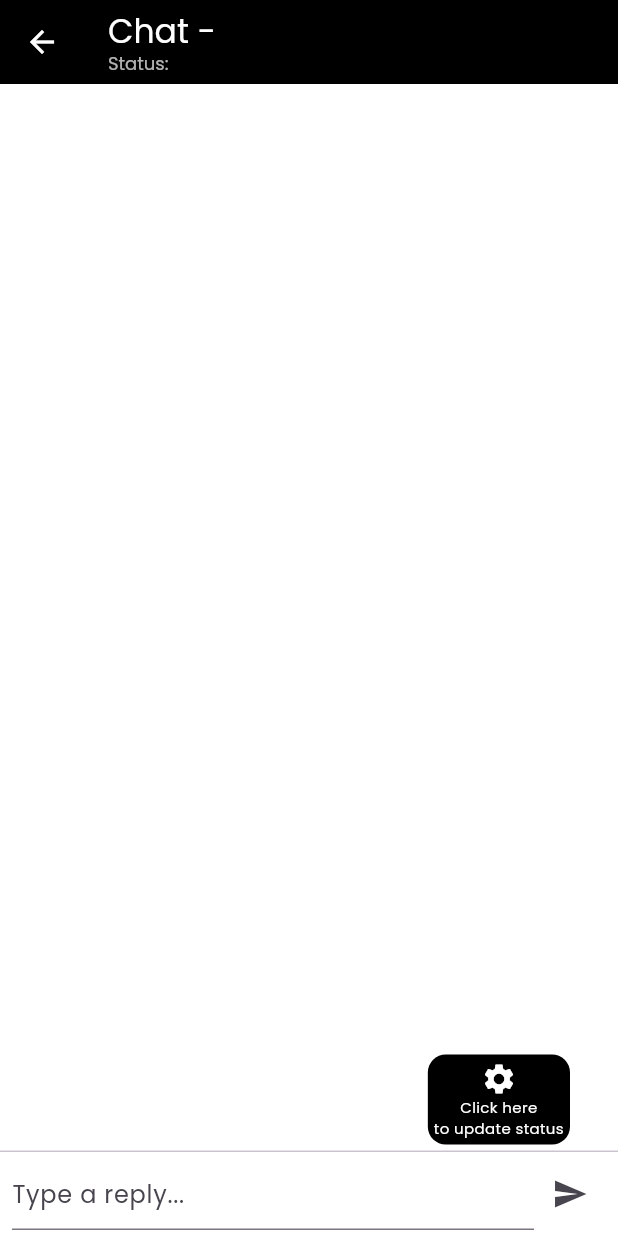
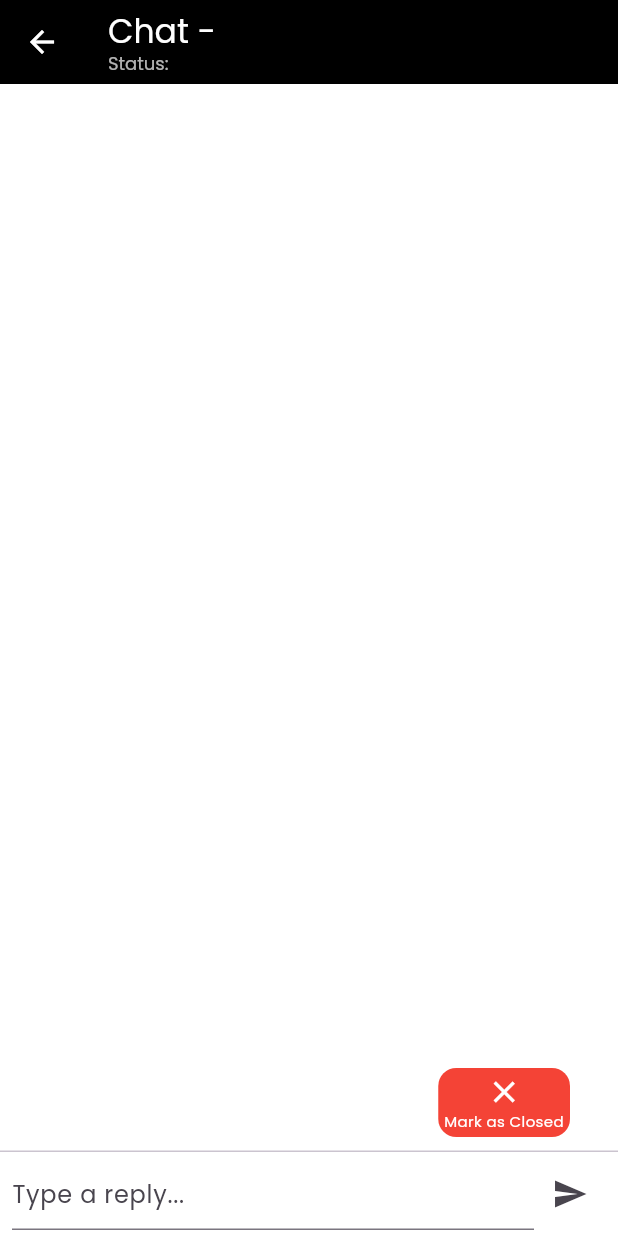
Before and after one commit to MohamedRasith/vendor, a Flutter app: the VendorChatPage screen opened directly with empty values, on a phone screen of 412 x 824 dp. Run offline on Flutter 3.47's test engine with Material 3 defaults, Android fonts, the phone set to English and light mode, and no system bars; our stand-ins replace cached_network_image, cloud_firestore, file_picker, firebase_auth, firebase_core, firebase_storage and 7 more; missing offline and left inert: dart:html, syncfusion_flutter_xlsio; accounts and stored records are empty; project files that could hold a hidden picture were left out.

Commit message:
New Git changes from my macbook

```diff
--- a/lib/Pages/orders_details.dart
+++ b/lib/Pages/orders_details.dart
@@ -1005,7 +1005,7 @@ class _OrderDetailsPageState extends State<OrderDetailsPage> {
                         rows: products.asMap().entries.map((entry) {
                           final index = entry.key;
                           final product = entry.value;
-                          final boxCount = product['boxCount'] ?? 0;
+                          final boxCount = product['requested'] ?? 0;
                           final unitCost = product['unitCost'] ?? 0.0;
                           int confirmed = product['confirmed'] ?? 0;
 
--- a/lib/Pages/vendor_chat_page.dart
+++ b/lib/Pages/vendor_chat_page.dart
@@ -14,7 +14,7 @@ class VendorChatPage extends StatefulWidget {
 class _VendorChatPageState extends State<VendorChatPage> {
   final TextEditingController _messageController = TextEditingController();
   bool _isSending = false;
-  String _status = 'pending';
+  String? _status;
 
 
   Stream<QuerySnapshot> getMessages() {
@@ -66,8 +66,13 @@ class _VendorChatPageState extends State<VendorChatPage> {
       setState(() {
         _status = doc['status'] ?? 'pending';
       });
+    } else {
+      setState(() {
+        _status = 'pending';
+      });
     }
   }
+
   Future<void> updateStatus(String newStatus) async {
     await FirebaseFirestore.instance
         .collection('tickets')
@@ -76,12 +81,23 @@ class _VendorChatPageState extends State<VendorChatPage> {
 
     setState(() {
       _status = newStatus;
+      Navigator.pop(context);
     });
   }
 
 
   @override
   Widget build(BuildContext context) {
+    if (_status == null) {
+      return Scaffold(
+        appBar: AppBar(
+          backgroundColor: Colors.black,
+          title: Text("Chat - ${widget.ticketTitle}", style: TextStyle(color: Colors.white)),
+        ),
+        body: Center(child: CircularProgressIndicator()),
+      );
+    }
+
     return Scaffold(
       backgroundColor: Colors.white,
       appBar: AppBar(
@@ -91,7 +107,7 @@ class _VendorChatPageState extends State<VendorChatPage> {
           crossAxisAlignment: CrossAxisAlignment.start,
           children: [
             Text("Chat - ${widget.ticketTitle}", style: TextStyle(color: Colors.white)),
-            Text("Status: ${_status.toUpperCase() == "OPEN"?"Pending":_status}", style: TextStyle(fontSize: 12, color: Colors.white70)),
+            Text("Status: ${_status}", style: TextStyle(fontSize: 12, color: Colors.white70)),
           ],
         ),
       ),
@@ -127,6 +143,7 @@ class _VendorChatPageState extends State<VendorChatPage> {
             ),
           ),
           Divider(height: 1),
+          if (_status != "closed")
             Padding(
               padding: EdgeInsets.symmetric(horizontal: 8, vertical: 4),
               child: Row(
@@ -155,45 +172,25 @@ class _VendorChatPageState extends State<VendorChatPage> {
             ),
         ],
       ),
-      floatingActionButton: Align(
+      floatingActionButton: _status == "closed"
+          ? null
+          : Align(
         alignment: Alignment.bottomRight,
         child: Container(
-          margin: const EdgeInsets.only(right: 16, bottom: 45),
+          margin: const EdgeInsets.only(right: 16, bottom: 50),
           padding: const EdgeInsets.all(4),
           decoration: BoxDecoration(
-            color: Colors.black,
+            color: Colors.red,
             borderRadius: BorderRadius.circular(12),
           ),
-          child: Theme(
-            data: Theme.of(context).copyWith(
-              popupMenuTheme: PopupMenuThemeData(
-                color: Colors.black,
-                textStyle: TextStyle(color: Colors.white),
-              ),
-            ),
-            child: PopupMenuButton<String>(
-              offset: Offset(0, -100), // show menu upward
-              color: Colors.black,
-              shape: RoundedRectangleBorder(borderRadius: BorderRadius.circular(8)),
-              onSelected: (value) => updateStatus(value),
-              itemBuilder: (context) => [
-                if (_status != 'on process')
-                  PopupMenuItem(
-                    value: 'on process',
-                    child: Text('Mark as On Process', style: TextStyle(color: Colors.white)),
-                  ),
-                if (_status != 'completed')
-                  PopupMenuItem(
-                    value: 'completed',
-                    child: Text('Mark as Completed', style: TextStyle(color: Colors.white)),
-                  ),
-              ],
+          child: InkWell(
+            onTap: () => updateStatus('closed'),
             child: Column(
               mainAxisSize: MainAxisSize.min,
               children: [
-                  Icon(Icons.settings, color: Colors.white),
+                Icon(Icons.close, color: Colors.white),
                 Text(
-                    "Click here\nto update status",
+                  "Mark as Closed",
                   textAlign: TextAlign.center,
                   style: TextStyle(color: Colors.white, fontSize: 10),
                 ),
@@ -202,9 +199,6 @@ class _VendorChatPageState extends State<VendorChatPage> {
           ),
         ),
       ),
-      ),
-
-
     );
   }
 }
```
Lines whose indentation alone changed are shown as unchanged.
